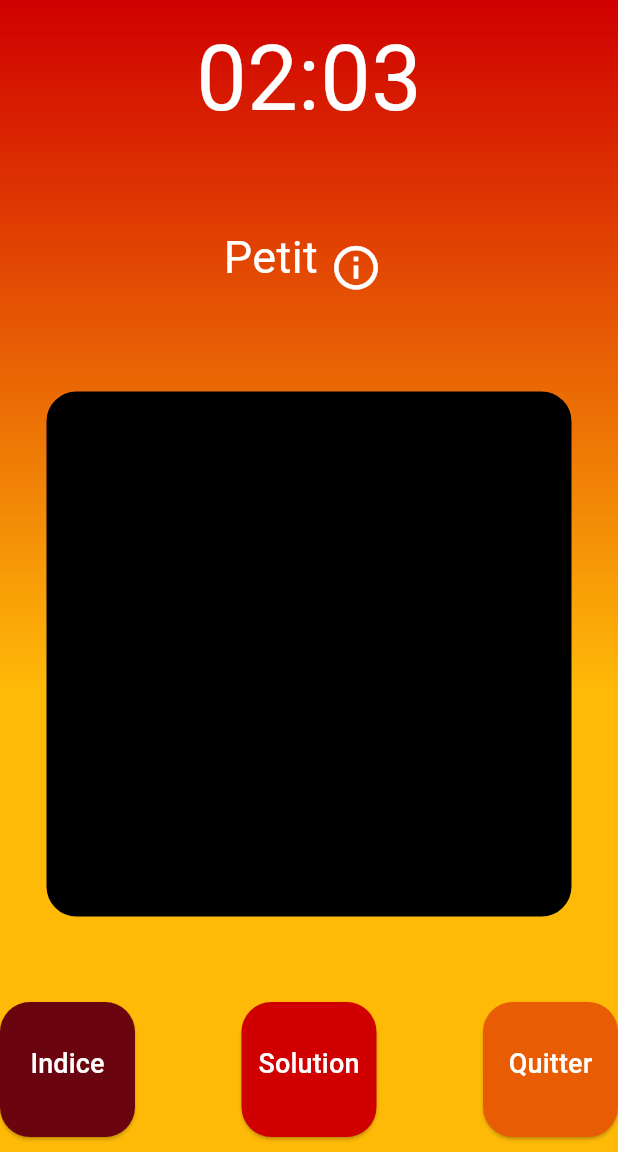
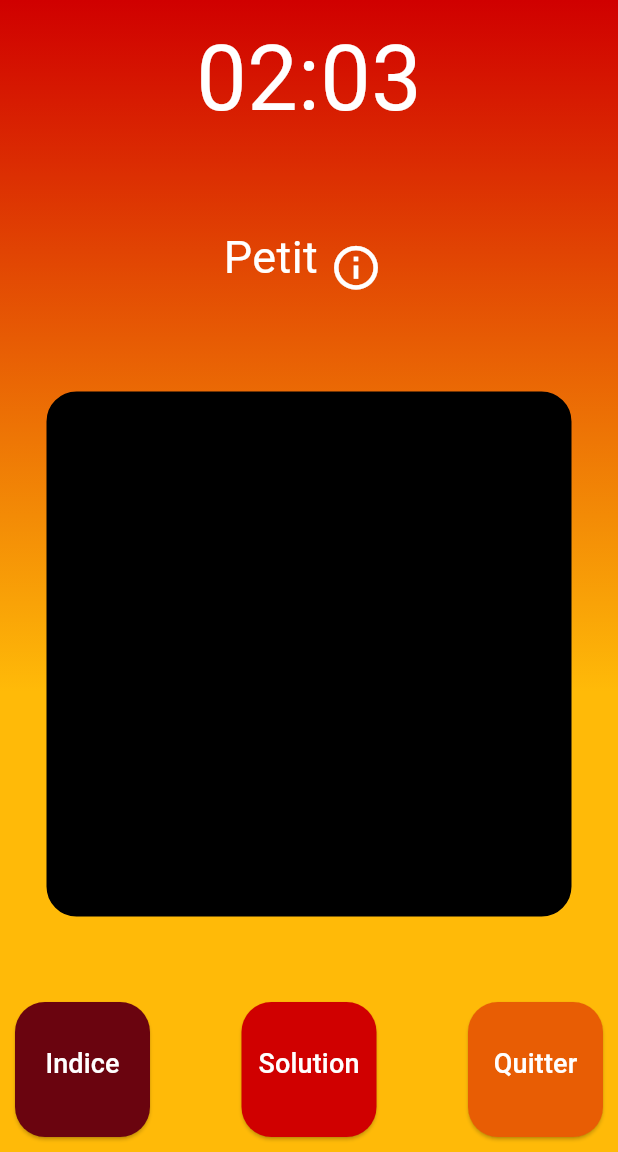
Before and after one commit to SHAfoin/AKARI-HDF, a Flutter app: the PageJeu screen opened directly with empty values, on a phone screen of 412 x 824 dp, the part 84-1236 px from its top. Run offline on Flutter 3.47's test engine with Material 3 defaults, Android fonts, the phone set to English and light mode, and no system bars; our stand-ins replace google_fonts, hive, hive_flutter; accounts and stored records are empty; Roboto replaces fonts that are missing (Concert One).

Commit message:
fix: padding des boutons de pageJeu

```diff
--- a/lib/page_jeu/page_jeu.dart
+++ b/lib/page_jeu/page_jeu.dart
@@ -46,7 +46,10 @@ class _PageJeuState extends State<PageJeu> {
                         : widget.level.size == Size.moyen
                             ? "Moyen"
                             : "Grand",
-                    style: TextStyle(fontSize: 30, color: Colors.white,),
+                    style: TextStyle(
+                      fontSize: 30,
+                      color: Colors.white,
+                    ),
                   ),
                 ),
                 IconButton(
@@ -60,7 +63,10 @@ class _PageJeuState extends State<PageJeu> {
                           reverseTransitionDuration: Duration.zero,
                         ));
                   },
-                    icon: Icon(Icons.info_outline), color: Colors.white, iconSize: 35,)
+                  icon: Icon(Icons.info_outline),
+                  color: Colors.white,
+                  iconSize: 35,
+                )
               ],
             ),
             ConstrainedBox(
@@ -109,7 +115,9 @@ class _PageJeuState extends State<PageJeu> {
                 ),
               ),
             ),
-                          Row(
+            Padding(
+              padding: const EdgeInsets.symmetric(horizontal: 10),
+              child: Row(
                 mainAxisAlignment: MainAxisAlignment.spaceBetween,
                 children: [
                   PageJeuButton(
@@ -138,6 +146,7 @@ class _PageJeuState extends State<PageJeu> {
                         print(null);
                       })
                 ],
+              ),
             )
           ],
         ),
```
Lines whose indentation alone changed are shown as unchanged.
